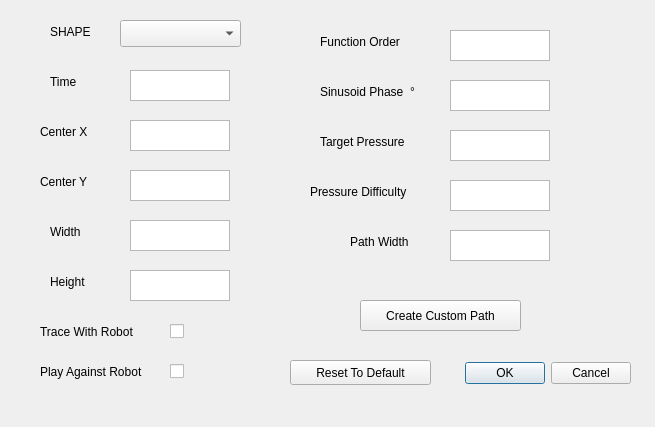
The window that design/line_path.ui (UNSW-Interactive/cowriter_path_following) describes before a commit, drawn with Qt 5.
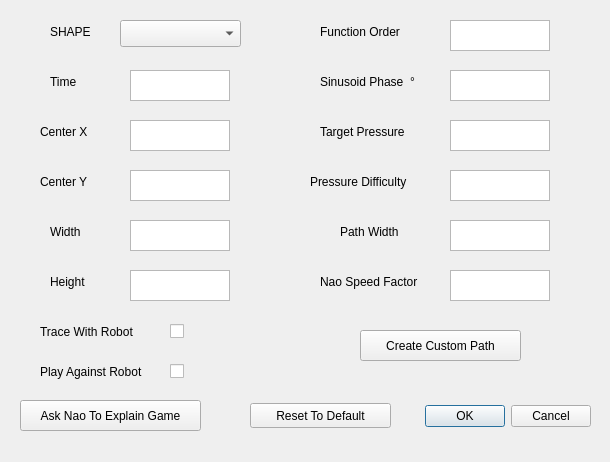
The same window after the commit.

Patch:
```diff
--- a/design/line_path.ui
+++ b/design/line_path.ui
@@ -6,8 +6,8 @@
    <rect>
     <x>0</x>
     <y>0</y>
-    <width>655</width>
-    <height>427</height>
+    <width>610</width>
+    <height>462</height>
    </rect>
   </property>
   <property name="acceptDrops">
@@ -19,8 +19,8 @@
   <widget class="QDialogButtonBox" name="buttonBox">
    <property name="geometry">
     <rect>
-     <x>440</x>
-     <y>357</y>
+     <x>400</x>
+     <y>400</y>
      <width>191</width>
      <height>32</height>
     </rect>
@@ -48,8 +48,8 @@
   <widget class="QPushButton" name="buttonResetToDefault">
    <property name="geometry">
     <rect>
-     <x>290</x>
-     <y>360</y>
+     <x>250</x>
+     <y>403</y>
      <width>141</width>
      <height>25</height>
     </rect>
@@ -193,7 +193,7 @@
    <property name="geometry">
     <rect>
      <x>450</x>
-     <y>180</y>
+     <y>170</y>
      <width>100</width>
      <height>31</height>
     </rect>
@@ -203,7 +203,7 @@
    <property name="geometry">
     <rect>
      <x>310</x>
-     <y>170</y>
+     <y>160</y>
      <width>131</width>
      <height>43</height>
     </rect>
@@ -216,7 +216,7 @@
    <property name="geometry">
     <rect>
      <x>320</x>
-     <y>120</y>
+     <y>110</y>
      <width>111</width>
      <height>43</height>
     </rect>
@@ -229,7 +229,7 @@
    <property name="geometry">
     <rect>
      <x>450</x>
-     <y>130</y>
+     <y>120</y>
      <width>100</width>
      <height>31</height>
     </rect>
@@ -252,7 +252,7 @@
    <property name="geometry">
     <rect>
      <x>450</x>
-     <y>230</y>
+     <y>220</y>
      <width>100</width>
      <height>31</height>
     </rect>
@@ -261,8 +261,8 @@
   <widget class="QLabel" name="label_pathWidth">
    <property name="geometry">
     <rect>
-     <x>350</x>
-     <y>220</y>
+     <x>340</x>
+     <y>210</y>
      <width>101</width>
      <height>43</height>
     </rect>
@@ -275,7 +275,7 @@
    <property name="geometry">
     <rect>
      <x>320</x>
-     <y>20</y>
+     <y>10</y>
      <width>101</width>
      <height>43</height>
     </rect>
@@ -288,7 +288,7 @@
    <property name="geometry">
     <rect>
      <x>450</x>
-     <y>30</y>
+     <y>20</y>
      <width>100</width>
      <height>31</height>
     </rect>
@@ -298,7 +298,7 @@
    <property name="geometry">
     <rect>
      <x>450</x>
-     <y>80</y>
+     <y>70</y>
      <width>100</width>
      <height>31</height>
     </rect>
@@ -308,7 +308,7 @@
    <property name="geometry">
     <rect>
      <x>320</x>
-     <y>70</y>
+     <y>60</y>
      <width>111</width>
      <height>43</height>
     </rect>
@@ -353,7 +353,7 @@
    <property name="geometry">
     <rect>
      <x>360</x>
-     <y>300</y>
+     <y>330</y>
      <width>161</width>
      <height>31</height>
     </rect>
@@ -381,6 +381,42 @@
     <bool>false</bool>
    </property>
   </widget>
+  <widget class="QTextEdit" name="e_naoSpeedFactor">
+   <property name="geometry">
+    <rect>
+     <x>450</x>
+     <y>270</y>
+     <width>100</width>
+     <height>31</height>
+    </rect>
+   </property>
+  </widget>
+  <widget class="QLabel" name="label_naoSpeedFactor">
+   <property name="geometry">
+    <rect>
+     <x>320</x>
+     <y>260</y>
+     <width>131</width>
+     <height>43</height>
+    </rect>
+   </property>
+   <property name="text">
+    <string>Nao Speed Factor</string>
+   </property>
+  </widget>
+  <widget class="QPushButton" name="buttonNaoExplain">
+   <property name="geometry">
+    <rect>
+     <x>20</x>
+     <y>400</y>
+     <width>181</width>
+     <height>31</height>
+    </rect>
+   </property>
+   <property name="text">
+    <string>Ask Nao To Explain Game</string>
+   </property>
+  </widget>
  </widget>
  <resources/>
  <connections/>
```
Left out of the diff: 4 changed lines with no effect on the pictures.
